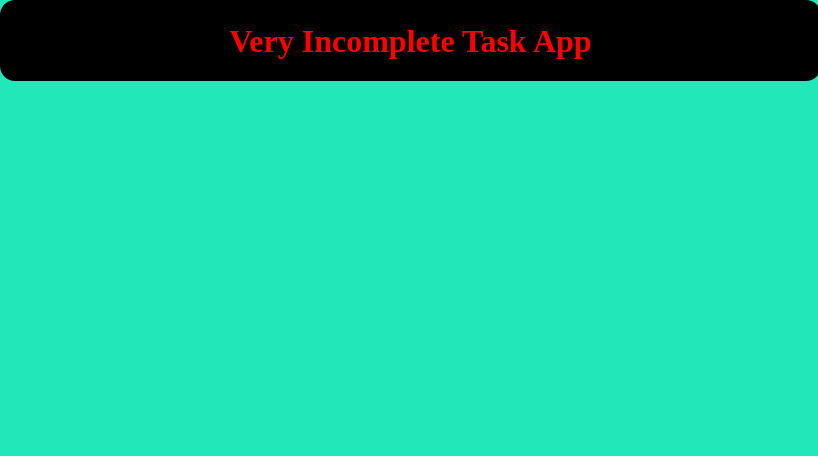
The window that GUI/UI Files/rough.ui (Mulukulum/Amberia) describes before a commit, drawn with Qt 5.
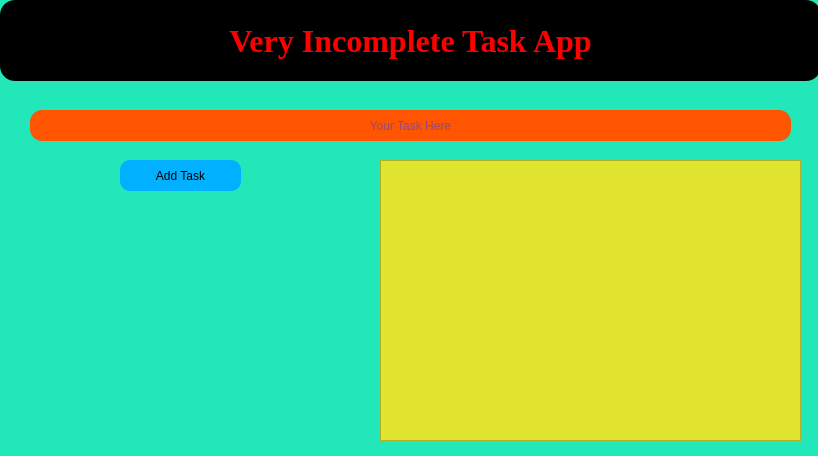
The same window after the commit.

```diff
--- a/GUI/UI Files/rough.ui
+++ b/GUI/UI Files/rough.ui
@@ -49,6 +49,62 @@
     <set>Qt::AlignCenter</set>
    </property>
   </widget>
+  <widget class="QListWidget" name="tasklistwidget">
+   <property name="geometry">
+    <rect>
+     <x>380</x>
+     <y>160</y>
+     <width>421</width>
+     <height>281</height>
+    </rect>
+   </property>
+   <property name="styleSheet">
+    <string notr="true">font: 16pt &quot;Times New Roman&quot;;
+background : #e2e530 ;</string>
+   </property>
+  </widget>
+  <widget class="QPushButton" name="pushButton">
+   <property name="geometry">
+    <rect>
+     <x>120</x>
+     <y>160</y>
+     <width>121</width>
+     <height>31</height>
+    </rect>
+   </property>
+   <property name="styleSheet">
+    <string notr="true">border-radius : 10px ;
+background : rgb(1, 176, 254)</string>
+   </property>
+   <property name="text">
+    <string>Add Task</string>
+   </property>
+   <property name="checkable">
+    <bool>false</bool>
+   </property>
+  </widget>
+  <widget class="QLineEdit" name="lineEdit">
+   <property name="geometry">
+    <rect>
+     <x>30</x>
+     <y>110</y>
+     <width>761</width>
+     <height>31</height>
+    </rect>
+   </property>
+   <property name="styleSheet">
+    <string notr="true">border-radius: 12px ; 
+background: rgb(255, 85, 0) ;
+color :rgb(29, 63, 255) ; 
+font: 75 14pt &quot;Times New Roman&quot;;</string>
+   </property>
+   <property name="alignment">
+    <set>Qt::AlignCenter</set>
+   </property>
+   <property name="placeholderText">
+    <string>Your Task Here</string>
+   </property>
+  </widget>
  </widget>
  <resources/>
  <connections/>
```
